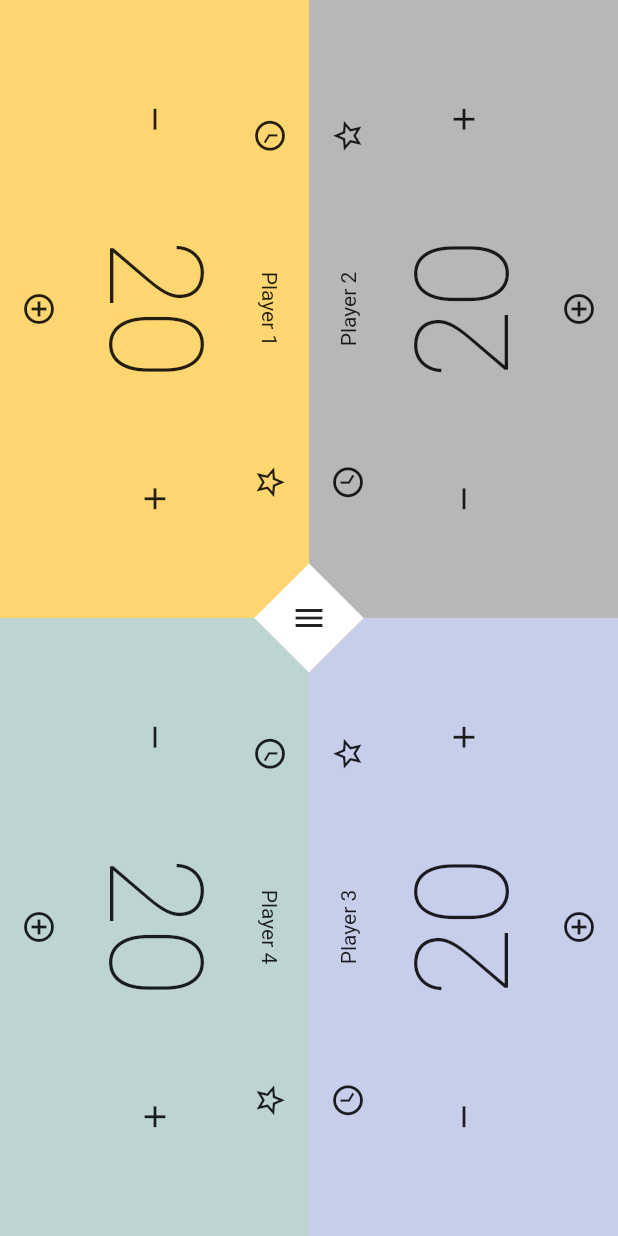
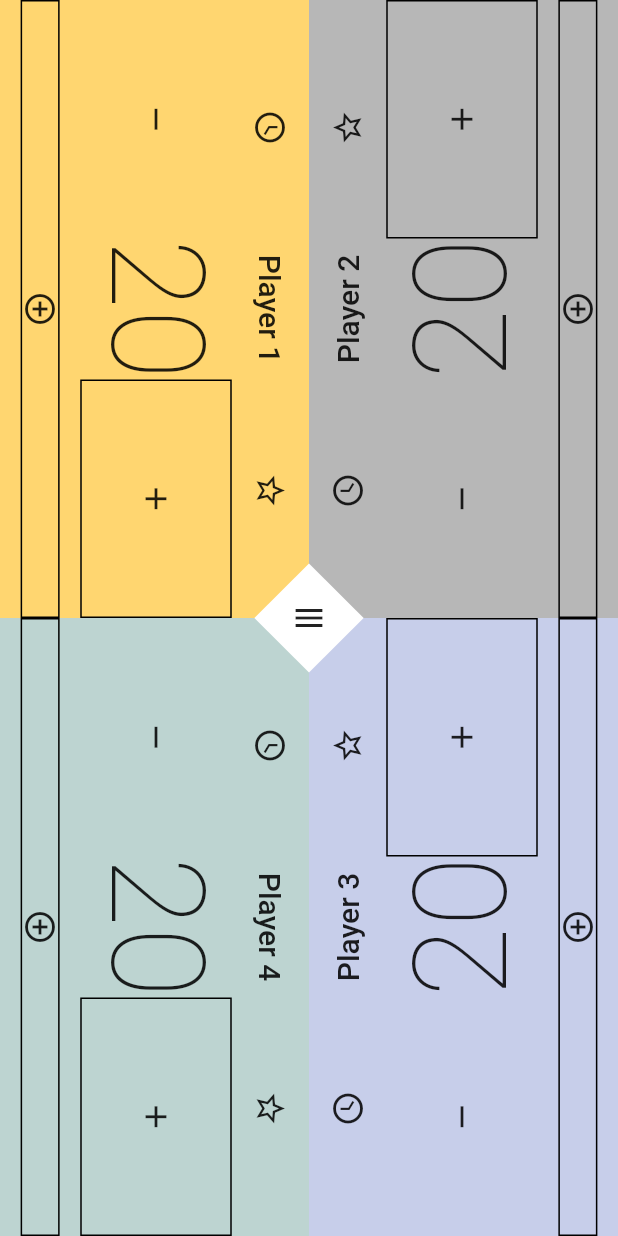
Before and after one commit to Akurom/mtg_roulette, a Flutter app: the screen it shows after launch, after a tap on the "remove" icon, after a tap on the "add" icon, after a tap on "PLAY!", on a phone screen of 412 x 824 dp. Run offline on Flutter 3.47's test engine with Material 2 defaults, Android fonts, the phone set to English and light mode, and no system bars; Roboto replaces fonts that are missing (Oswald).

Commit message:
splitting counter, and buttons

```diff
--- a/lib/commands/edit_player_command.dart
+++ b/lib/commands/edit_player_command.dart
@@ -8,8 +8,6 @@ class EditPlayerCommand extends BaseCommand {
 
 
   Future<bool> run(PlayerModel player, String name, Color color) async {
-    print(player.color);
-    print(color);
     player.editPreferences(name, color);
     return true;
   }
--- a/lib/views/commons/count_widget.dart
+++ b/lib/views/commons/count_widget.dart
@@ -1,13 +1,13 @@
 import 'package:flutter/material.dart';
 import 'package:mtg_roulette/constants/colors.dart';
 import 'package:mtg_roulette/models/player_model.dart';
+import 'package:mtg_roulette/tools/tools.dart';
 import 'package:mtg_roulette/views/commons/clock.dart';
 
 import 'package:mtg_roulette/views/commons/up_bar.dart';
 import 'package:mtg_roulette/views/commons/counters_bar.dart';
 import 'dart:async';
 
-import 'package:mtg_roulette/views/commons/player_name.dart';
 import 'package:provider/provider.dart';
 
 typedef void IntCallback(int id);
@@ -70,7 +70,7 @@ class _CountWidgetState extends State<CountWidget> {
           child: Column(
             mainAxisAlignment: MainAxisAlignment.spaceEvenly,
             children: [
-              if (widget.player != null) UpBar(player: player!/* widget.player!*/),
+              if (widget.player != null) UpBar(player: player! /* widget.player!*/),
               // -------- player name
               //if (widget.player != null) PlayerName(playerName: widget.player!.name),
               // ---
@@ -81,7 +81,7 @@ class _CountWidgetState extends State<CountWidget> {
                   children: [
                     Expanded(
                       child: GestureDetector(
-                        child: Icon(Icons.remove),
+                        child: Container(child: Icon(Icons.remove)),
                         onTap: () {
                           if (widget.highLimit == null || _count < widget.highLimit!) _updateCount(_count - 1);
                         },
@@ -106,7 +106,6 @@ class _CountWidgetState extends State<CountWidget> {
                     ),
                     Expanded(
                       child: GestureDetector(
-                        child: Icon(Icons.add),
                         onTap: () {
                           if (widget.highLimit == null || _count < widget.highLimit!) _updateCount(_count + 1);
                         },
@@ -121,11 +120,16 @@ class _CountWidgetState extends State<CountWidget> {
                         onTapCancel: () {
                           _timer.cancel();
                         },
+                        child: Container(
+                          decoration: BoxDecoration(border: Border.all()),
+                          child: Icon(Icons.add),
+                        ),
                       ),
                     ),
                   ],
                 ),
               ),
+
               // --------- Counters bar
               if (widget.player != null)
                 CountersBar(
--- a/lib/views/commons/counters_bar.dart
+++ b/lib/views/commons/counters_bar.dart
@@ -50,15 +50,16 @@ class _CountersBarState extends State<CountersBar> {
           return Center(
             child: Container(
               decoration: BoxDecoration(
-                  //border: Border.all()
+                  border: Border.all()
                   ),
               child: Row(
                 mainAxisAlignment: MainAxisAlignment.spaceEvenly,
+                //crossAxisAlignment: CrossAxisAlignment.end,
                 children: [
                   // ---------- Set counters
                   Expanded(
                     flex: 6,
-                    child: Row(
+                      child: Row(
                       mainAxisAlignment: MainAxisAlignment.spaceEvenly,
                       children: [
                         for (String c in player.countersMap.keys)
@@ -74,8 +75,6 @@ class _CountersBarState extends State<CountersBar> {
                   // -------
                   Expanded(
                     flex: 1,
-                    /*width: getScreenWidth(context) / 8,
-            height: getScreenWidth(context) / 8,*/
                     child: Center(
                       child: InkWell(
                         child: Icon(
@@ -115,6 +114,8 @@ class _CountersBarState extends State<CountersBar> {
     );
   }
 }
+
+
 
 class CounterItem extends StatelessWidget {
   final String tag;
--- a/lib/views/commons/up_bar.dart
+++ b/lib/views/commons/up_bar.dart
@@ -18,7 +18,10 @@ class UpBar extends StatelessWidget {
           Icons.access_time
         ),
         InkWell(
-          child: Text(player.name),
+          child: Text(
+            player.name,
+            style: Theme.of(context).textTheme.headline6,
+          ),
           onTap: () {
             Navigator.push(
               context,
```
Also changed, not shown: lib/views/commons/count.dart (added, +69 -0 lines), lib/views/commons/count_button.dart (added, +34 -0 lines), lib/views/commons/player_name.dart (deleted, +0 -14 lines).
